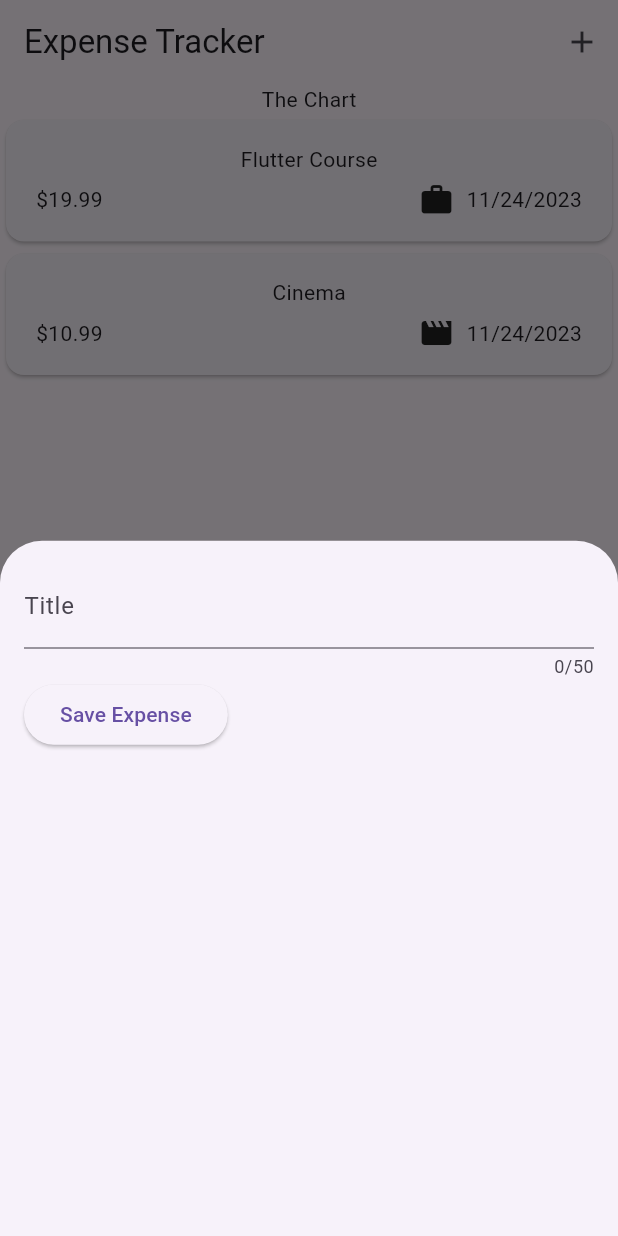
After one commit to LeonaVerbovci/expense_tracker_app, a Flutter app: the screen it shows after launch, after a tap on the "add" icon, on a phone screen of 412 x 824 dp. The commit adds this screen. Run offline on Flutter 3.47's test engine with Material 2 defaults, Android fonts, the phone set to English and light mode, and no system bars.

Commit message:
added Bottomm Sheet Menu anda text field

```diff
--- a/lib/main.dart
+++ b/lib/main.dart
@@ -2,7 +2,8 @@ import 'package:expense_tracker_app/widgets/expenses.dart';
 import 'package:flutter/material.dart';
 
 void main() {
-  runApp(const MaterialApp(
-    home: Expenses(),
+  runApp(MaterialApp(
+    theme: ThemeData(useMaterial3: true),
+    home: const Expenses(),
   ));
 }
--- a/lib/widgets/expenses.dart
+++ b/lib/widgets/expenses.dart
@@ -1,5 +1,6 @@
 import 'package:expense_tracker_app/widgets/expenses_list/expenses_list.dart';
 import 'package:expense_tracker_app/model/expense_model.dart';
+import 'package:expense_tracker_app/widgets/new_expense.dart';
 import 'package:flutter/material.dart';
 
 class Expenses extends StatefulWidget {
@@ -25,11 +26,23 @@ class _ExpensesState extends State<Expenses> {
     ),
   ];
 
+  void _openAddExpenseOverlay() {
+    showModalBottomSheet(
+        context: context, builder: (ctx) => const NewExpense());
+  }
+
   @override
   Widget build(BuildContext context) {
     return Scaffold(
       appBar: AppBar(
+        centerTitle: false,
         title: const Text('Expense Tracker'),
+        actions: [
+          IconButton(
+            onPressed: _openAddExpenseOverlay,
+            icon: const Icon(Icons.add),
+          ),
+        ],
       ),
       body: Column(
         children: [
--- /dev/null
+++ b/lib/widgets/new_expense.dart
@@ -0,0 +1,47 @@
+import 'package:flutter/material.dart';
+
+class NewExpense extends StatefulWidget {
+  const NewExpense({super.key});
+
+  @override
+  State<NewExpense> createState() => _NewExpenseState();
+}
+
+class _NewExpenseState extends State<NewExpense> {
+  final _titleController = TextEditingController();
+
+  @override
+  void dispose() {
+    _titleController.dispose();
+    super.dispose();
+    // it's called automatically bu flutter when the widget & its state are about to be removed from the UI
+  }
+
+  @override
+  Widget build(BuildContext context) {
+    return Padding(
+      padding: EdgeInsets.all(16),
+      child: Column(
+        children: [
+          TextField(
+            controller: _titleController,
+            maxLength: 50,
+            decoration: const InputDecoration(
+              label: Text('Title'),
+            ),
+          ),
+          Row(
+            children: [
+              ElevatedButton(
+                onPressed: () {
+                  print(_titleController.text);
+                },
+                child: Text('Save Expense'),
+              )
+            ],
+          )
+        ],
+      ),
+    );
+  }
+}
```
